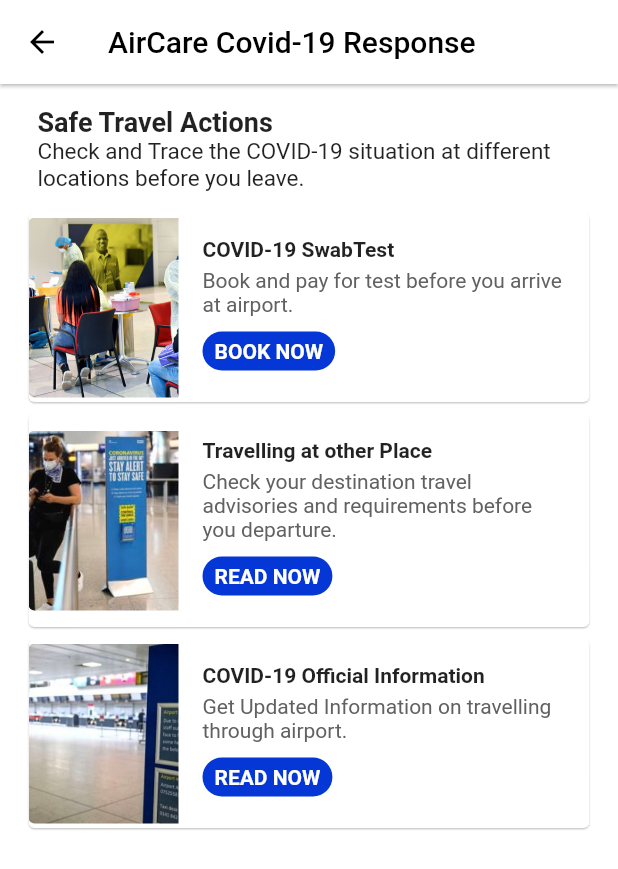
After one commit to manish-pritmani/AIRCARE-SIH-2020-AAI-PROJECT, a Flutter app: the CovidResp screen opened directly, on a phone screen of 412 x 824 dp. The commit adds this screen. Shown: the top 869 px of the screen. Run offline on Flutter 3.47's test engine with Material 2 defaults, Android fonts, the phone set to English and light mode, and no system bars; our stand-ins replace chips_choice, cloud_firestore, flutter_speed_dial, font_awesome_flutter, geolocator, google_fonts and 9 more; missing offline and left inert: android_wifi_info, content_placeholder, covynew, flutter_dialogflow, flutter_webview_plugin, mapwize; accounts and stored records are empty; Roboto replaces fonts that are missing (Circular); project files that could hold a hidden picture were left out.

Commit message:
Covid added

```diff
--- /dev/null
+++ b/lib/features/covid_response.dart
@@ -0,0 +1,328 @@
+import 'package:flutter/material.dart';
+import 'package:sih/web_view.dart';
+
+class CovidResp extends StatefulWidget {
+  @override
+  _CovidRespState createState() => _CovidRespState();
+}
+
+class _CovidRespState extends State<CovidResp> {
+
+  List courses = [
+    'COVID-19 Swab Test',
+    'Travelling at other Place',
+    'Covid-19 Official Information',
+  ];
+
+  @override
+  Widget build(BuildContext context) {
+    return Scaffold(
+      appBar: AppBar(
+        elevation: 1,
+        backgroundColor: Colors.white,
+        leading: IconButton(
+            icon: Icon(Icons.arrow_back),
+            color: Colors.black,
+            onPressed: () {
+              Navigator.pop(context);
+            }),
+        title: Text(
+          "AirCare Covid-19 Response",
+          style: TextStyle(
+            color: Theme.of(context).brightness == Brightness.dark
+                ? Colors.white
+                : Colors.black,
+            fontFamily: "Circular",
+          ),
+        ),
+      ),
+      backgroundColor: Colors.white,
+      body: Padding(
+        padding: const EdgeInsets.all(15.0),
+        child: Column(
+          crossAxisAlignment: CrossAxisAlignment.start,
+          children: <Widget>[
+            Padding(
+                padding: EdgeInsets.only(left: 10.0,),
+                child: new Row(
+                  mainAxisAlignment: MainAxisAlignment.spaceBetween,
+                  mainAxisSize: MainAxisSize.max,
+                  children: <Widget>[
+                    new Column(
+                      mainAxisAlignment: MainAxisAlignment.start,
+                      mainAxisSize: MainAxisSize.min,
+                      children: <Widget>[
+                        new Text(
+                          'Safe Travel Actions',
+                          style: TextStyle(
+                            fontSize: 18.0,
+                            fontWeight: FontWeight.bold
+                          ),
+                        ),
+                      ],
+                    ),
+                  ],
+                )),
+            Padding(
+                padding: EdgeInsets.only(left: 10.0, bottom: 10.0, ),
+                child: Text(
+                  'Check and Trace the COVID-19 situation at different locations before you leave.',
+                  style: TextStyle(
+                    fontSize: 15.0,
+                  ),
+                ),),
+            Column(
+              children: <Widget>[
+                BikeListItem(
+                  onTap: () => Navigator.push(
+                      context,
+                      MaterialPageRoute(
+                        builder: (_) => null,
+                      )),
+                  title: "COVID-19 SwabTest",
+                  textButton: "BOOK NOW",
+                  thirdTitle:  "Book and pay for test before you arrive at airport.",
+                  imageUrl: "assets/0.jpg",
+                ),
+                BikeListItem(
+                  onTap: () => Navigator.push(
+                      context,
+                      MaterialPageRoute(
+                        builder: (_) => null,
+                      )),
+                  title: "Travelling at other Place",
+                  textButton: "READ NOW",
+                  thirdTitle:  "Check your destination travel advisories and requirements before you departure. ",
+                  imageUrl: "assets/1.jpg",
+                ),
+                BikeListItem(
+                  onTap: () => Navigator.of(context).push(MaterialPageRoute(
+                      builder: (BuildContext context) => WebViewWindow(
+                        title: "WHO: Covid-19 Information",
+                        selectedUrl: "https://www.who.int/emergencies/diseases/novel-coronavirus-2019",
+                      ))),
+                  title: "COVID-19 Official Information",
+                  textButton: "READ NOW",
+                  thirdTitle:  "Get Updated Information on travelling through airport.",
+                  imageUrl: "assets/2.jpg",
+                ),
+              ],
+            ),
+//            Expanded(
+//              child: GridView.builder(
+//                padding: EdgeInsets.all(4.0),
+//
+//                itemCount: courses.length,
+//                gridDelegate: SliverGridDelegateWithFixedCrossAxisCount(crossAxisCount: 2,childAspectRatio: MediaQuery.of(context).size.width /(MediaQuery.of(context).size.height / 1.2),),
+//                shrinkWrap: true,
+//                itemBuilder: (BuildContext context, int index) {
+//                  return Container(
+//                    margin: EdgeInsets.symmetric(vertical: 10, horizontal: 5),
+//                    decoration: BoxDecoration(
+//                      borderRadius: BorderRadius.circular(10),
+////                      boxShadow: [
+////                        BoxShadow(
+////                          color: Colors.grey[300],
+////                          offset: Offset(0, 0),
+////                          blurRadius: 5,
+////                        ),
+////                      ],
+//                    ),
+//                    child: ClipRRect(
+//                      borderRadius: BorderRadius.circular(10),
+//                      child: Material(
+//                        child: InkWell(
+//                          highlightColor: Colors.white.withAlpha(50),
+//                          onTap: () {
+//
+//                          },
+//                          child: Expanded(child: Column(
+//                            children: <Widget>[
+//                              ClipRRect(
+//                                borderRadius: BorderRadius.only(
+//                                  topLeft: Radius.circular(10),
+//                                  topRight: Radius.circular(10),
+//                                ),
+//                                child: Image.asset(
+//                                  'assets/$index.jpg',
+//                                  fit: BoxFit.cover,
+//                                  height: 100,
+//                                ),
+//                              ),
+//                              Padding(
+//                                padding: EdgeInsets.all(15),
+//                                child: Column(
+//                                  crossAxisAlignment: CrossAxisAlignment.start,
+//                                  children: <Widget>[
+//                                    Text(
+//                                      courses[index].toString().toUpperCase(),
+//                                      style: TextStyle(
+//                                        fontSize: 14,
+//                                        color: Theme.of(context).primaryColor,
+//                                        fontWeight: FontWeight.bold,
+//                                      ),
+//                                    ),
+//                                    Padding(
+//                                      padding: EdgeInsets.only(top: 5),
+//                                    ),
+//                                    Text(
+//                                      'Adobe XD, Sketch, Figma',
+//                                      style: TextStyle(
+//                                        fontSize: 12,
+//                                        color: Colors.grey,
+//                                      ),
+//                                    ),
+//                                    Divider(
+//                                      color: Colors.grey[300],
+//                                      height: 25,
+//                                    ),
+//                                    Row(
+//                                      children: <Widget>[
+//                                        Column(
+//                                          children: <Widget>[
+//                                            FlatButton(
+//                                              child:
+//                                              Text('BOOK NOW', style: TextStyle(color: Colors.black)),
+//                                              onPressed: () {
+////                                    Navigator.push(
+////                                      context,
+////                                      MaterialPageRoute(builder: (context) => Query()),
+////                                    );
+//                                              },
+//                                              shape: RoundedRectangleBorder(
+//                                                  borderRadius: new BorderRadius.circular(6.0)),
+//                                            ),
+//                                          ],
+//                                        ),
+//                                      ],
+//                                    ),
+//                                  ],
+//                                ),
+//                              )
+//                            ],
+//                          ),)
+//                        ),
+//                      ),
+//                    ),
+//                  );
+//                },
+//              ),
+//            ),
+          ],
+        ),
+      ),
+    );
+  }
+}
+
+class BikeListItem extends StatelessWidget {
+  final String thirdTitle;
+  final bool imageRight;
+  final imageUrl;
+  final title;
+  final textButton;
+  final double elevation;
+  final void Function() onTap;
+
+  const BikeListItem({Key key,
+    this.thirdTitle,
+    this.imageRight = false,
+    this.imageUrl,
+    this.title,
+    this.textButton,
+    this.elevation = 0.5,
+    this.onTap})
+      : super(key: key);
+
+  @override
+  Widget build(BuildContext context) {
+    return Card(
+      elevation: elevation,
+      child: InkWell(
+        borderRadius: BorderRadius.circular(4.0),
+        onTap: onTap,
+        child: Row(
+          children: <Widget>[
+            _buildThumbnail(),
+            Expanded(
+              child: Container(
+                padding: const EdgeInsets.all(16.0),
+                width: double.infinity,
+                child: Column(
+                  crossAxisAlignment: CrossAxisAlignment.start,
+                  mainAxisAlignment: MainAxisAlignment.center,
+                  children: <Widget>[
+                    Row(
+                      crossAxisAlignment: CrossAxisAlignment.start,
+                      children: <Widget>[
+                        Expanded(
+                          child: Text(
+                            title,
+                            style: TextStyle(
+                                fontWeight: FontWeight.bold, fontSize: 14.0),
+                            softWrap: true,
+                          ),
+                        ),
+                      ],
+                    ),
+                    const SizedBox(height: 5.0),
+                    Text.rich(
+                      TextSpan(
+                        children: [
+                          TextSpan(
+                            text: thirdTitle,
+                          ),
+                        ],
+                      ),
+                      style: TextStyle(color: Colors.grey.shade700),
+                    ),
+                    const SizedBox(height: 10.0),
+                    _buildTag(context),
+                    const SizedBox(height: 5.0),
+                  ],
+                ),
+              ),
+            ),
+          ],
+        ),
+      ),
+    );
+  }
+  Container _buildThumbnail() {
+    return Container(
+      height: 120,
+      width: 100,
+      decoration: BoxDecoration(
+        borderRadius: imageRight
+            ? BorderRadius.only(
+          topRight: Radius.circular(4.0),
+          bottomRight: Radius.circular(4.0),
+        )
+            : BorderRadius.only(
+          topLeft: Radius.circular(4.0),
+          bottomLeft: Radius.circular(4.0),
+        ),
+        image: DecorationImage(
+          image: AssetImage(imageUrl),
+          fit: BoxFit.cover,
+        ),
+      ),
+    );
+  }
+
+  Container _buildTag(BuildContext context) {
+    return Container(
+      padding: const EdgeInsets.symmetric(
+        vertical: 5.0,
+        horizontal: 8.0,
+      ),
+      decoration: BoxDecoration(
+          borderRadius: BorderRadius.circular(20.0),
+          color: Theme.of(context).primaryColor),
+      child: Text(
+        textButton,
+        style: TextStyle(color: Colors.white, fontWeight: FontWeight.bold),
+      ),
+    );
+  }
+}
--- a/pubspec.yaml
+++ b/pubspec.yaml
@@ -49,6 +49,7 @@ dependencies:
   flutter_spinkit: ^4.0.0
   google_fonts:
   flutter_speed_dial: ^1.2.5
+  webview_flutter:
 
 
 
@@ -142,6 +143,9 @@ flutter:
     - assets/tour-pic.jpg
     - assets/tour-pic-plan.jpg
     - assets/lf30_editor_1tlcZH.json
+    - assets/0.jpg
+    - assets/1.jpg
+    - assets/2.jpg
 
 
 
```
Also changed, not shown: lib/navigation/explore.dart (+8 -2 lines), lib/profile/my_profile.dart (+0 -35 lines), lib/web_view.dart (added, +49 -0 lines), assets/0.jpg (added), assets/1.jpg (added), assets/2.jpg (added), pubspec.lock.
